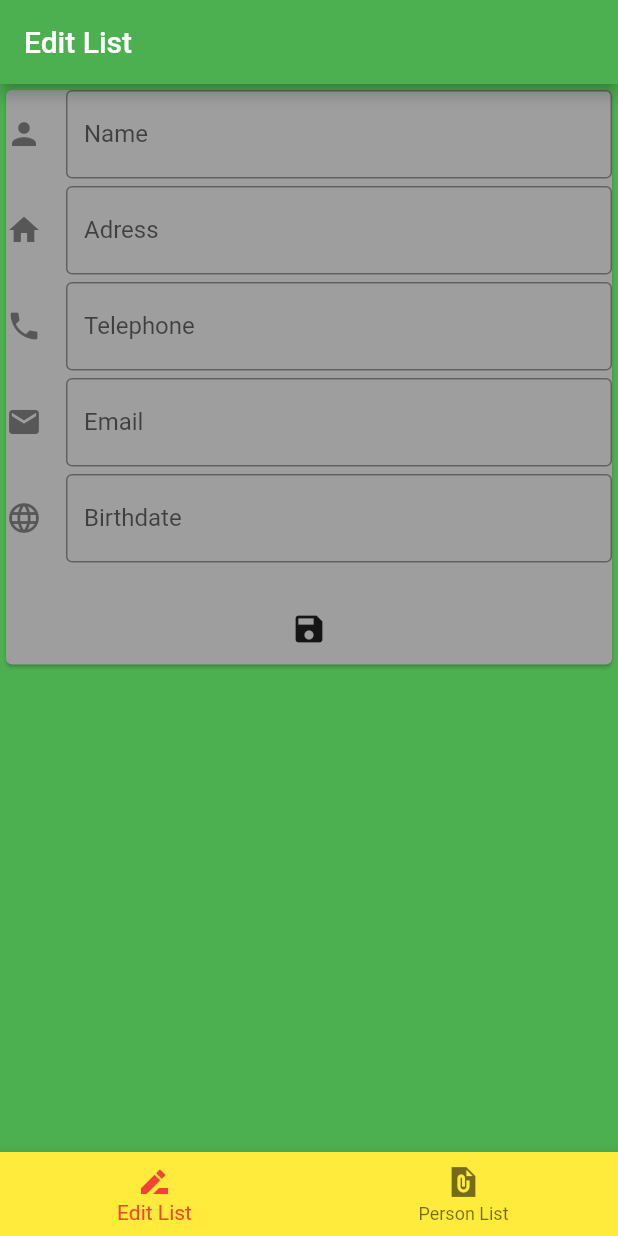
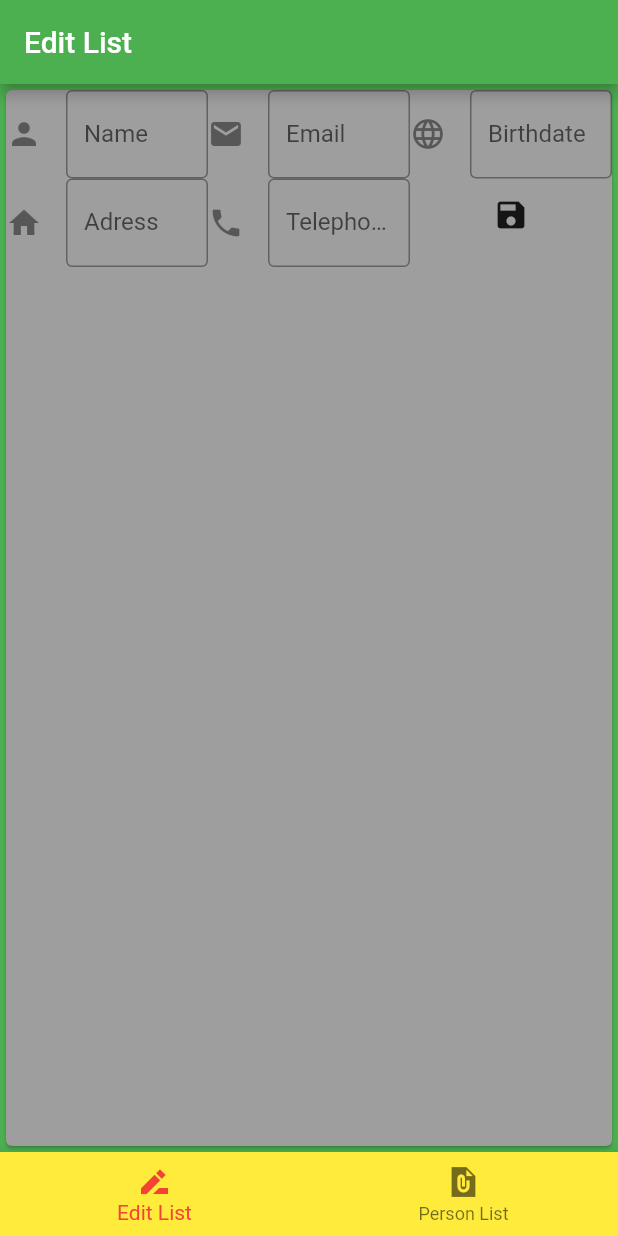
Before and after one commit to oliverhubert/personenliste, a Flutter app: the screen it shows after launch, on a phone screen of 412 x 824 dp. Run offline on Flutter 3.47's test engine with Material 2 defaults, Android fonts, the phone set to English and light mode, and no system bars; our stand-ins replace sqflite; accounts and stored records are empty.

Commit message:
third commit

```diff
--- a/lib/editlist.dart
+++ b/lib/editlist.dart
@@ -26,11 +26,13 @@ class _EditListState extends State<EditList> {
         appBar: AppBar(
           title: Text('Edit List'),
         ),
-        body: SingleChildScrollView(
-          child: Card(
+        body: Card(
           color: Colors.grey,
+          child: Row(
+            children: <Widget>[
+              Flexible(
                 child: Column(
-              children: <Widget>[
+                  children: [
                     TextFormField(
                       controller: nameController,
                       decoration: InputDecoration(
@@ -39,7 +41,6 @@ class _EditListState extends State<EditList> {
                         labelText: 'Name',
                       ),
                     ),
-                SizedBox(height: 5),
                     TextFormField(
                       controller: adressController,
                       decoration: InputDecoration(
@@ -48,7 +49,20 @@ class _EditListState extends State<EditList> {
                         labelText: 'Adress',
                       ),
                     ),
-                SizedBox(height: 5),
+                  ],
+                ),
+              ),
+              Flexible(
+                child: Column(
+                  children: [
+                    TextFormField(
+                      controller: emailController,
+                      decoration: InputDecoration(
+                        icon: Icon(Icons.email),
+                        border: OutlineInputBorder(),
+                        labelText: 'Email',
+                      ),
+                    ),
                     TextFormField(
                       controller: telController,
                       decoration: InputDecoration(
@@ -57,16 +71,12 @@ class _EditListState extends State<EditList> {
                         labelText: 'Telephone',
                       ),
                     ),
-                SizedBox(height: 5),
-                TextFormField(
-                  controller: emailController,
-                  decoration: InputDecoration(
-                    icon: Icon(Icons.email),
-                    border: OutlineInputBorder(),
-                    labelText: 'Email',
+                  ],
                 ),
               ),
-                SizedBox(height: 5),
+              Flexible(
+                child: Column(
+                  children: [
                     TextFormField(
                       controller: gebController,
                       decoration: InputDecoration(
@@ -75,7 +85,6 @@ class _EditListState extends State<EditList> {
                         labelText: 'Birthdate',
                       ),
                     ),
-                SizedBox(height: 20),
                     IconButton(
                       icon: Icon(Icons.save),
                       onPressed: () async {
@@ -101,6 +110,8 @@ class _EditListState extends State<EditList> {
                   ],
                 ),
               ),
+            ],
+          ),
         ),
       ),
     );
```
Also changed, not shown: lib/personlist.dart (+30 -24 lines). Lines whose indentation alone changed are shown as unchanged.
